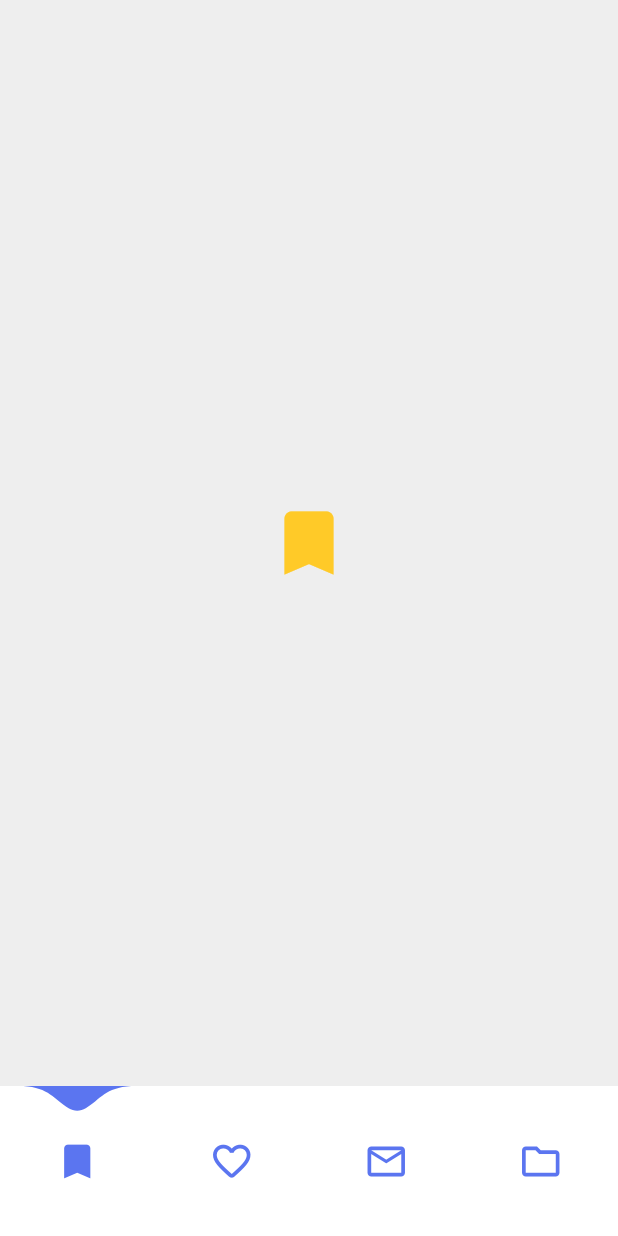
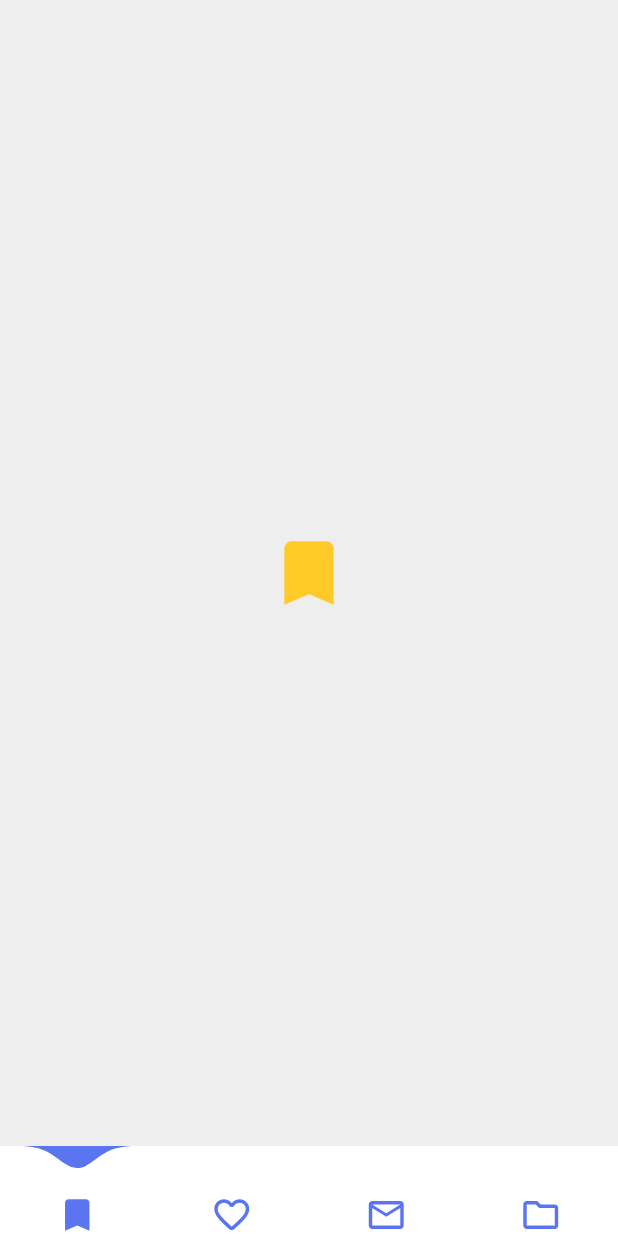
Before and after one commit to watery-desert/water_drop_nav_bar, a Flutter app: the screen it shows after launch, on a phone screen of 412 x 824 dp. Run offline on Flutter 3.47's test engine with Material 2 defaults, Android fonts, the phone set to English and light mode, and no system bars.

Commit message:
fix height issue & and added test

```diff
--- a/example/lib/main.dart
+++ b/example/lib/main.dart
@@ -1,4 +1,5 @@
 import 'package:flutter/material.dart';
+import 'package:flutter/services.dart';
 import 'package:water_drop_nav_bar/water_drop_nav_bar.dart';
 
 void main() {
@@ -9,7 +10,7 @@ class MyApp extends StatelessWidget {
   @override
   Widget build(BuildContext context) {
     return MaterialApp(
-      debugShowCheckedModeBanner: false,
+      // debugShowCheckedModeBanner: false,
       title: 'Flutter Demo',
       theme: ThemeData(
           primarySwatch: Colors.blue,
@@ -36,7 +37,13 @@ class _MyHomePageState extends State<MyHomePage> {
 
   @override
   Widget build(BuildContext context) {
-    return Scaffold(
+    /// [AnnotatedRegion<SystemUiOverlayStyle>] is only for android
+
+    return AnnotatedRegion<SystemUiOverlayStyle>(
+      value: SystemUiOverlayStyle(
+          systemNavigationBarColor: Colors.white,
+          systemNavigationBarIconBrightness: Brightness.dark),
+      child: Scaffold(
         body: PageView(
           physics: NeverScrollableScrollPhysics(),
           controller: pageController,
@@ -76,8 +83,9 @@ class _MyHomePageState extends State<MyHomePage> {
           ],
         ),
         bottomNavigationBar: WaterDropNavBar(
+          // bottomPadding: 8.0, for android maybe, test by yourself what is suitable
           backgroundColor: Colors.white,
-        onButtonPressed: (index) {
+          onItemSelected: (index) {
             setState(() {
               selectedIndex = index;
             });
@@ -104,9 +112,7 @@ class _MyHomePageState extends State<MyHomePage> {
             ),
           ],
         ),
+      ),
     );
   }
 }
-
-// icon size:24 for fontAwesomeIcons
-// icons size: 30 for MaterialIcons
--- a/lib/src/build_icon_button.dart
+++ b/lib/src/build_icon_button.dart
@@ -13,6 +13,8 @@ class BuildIconButton extends StatelessWidget {
   final double iconSize;
   final Color inactiveColor;
   final Color barColor;
+  final double bottomPadding;
+  final double barHeight;
 
   double _bottomIconScale() => seletedIndex == index
       ? Tween<double>(begin: 1.0, end: 0.7)
@@ -38,7 +40,7 @@ class BuildIconButton extends StatelessWidget {
       .animate(
         CurvedAnimation(
           parent: controller,
-          curve: Interval(0.55, 1.0),
+          curve: Interval(0.60, 1.0),
         ),
       )
       .value;
@@ -54,22 +56,26 @@ class BuildIconButton extends StatelessWidget {
       required this.iconSize,
       required this.inactiveColor,
       required this.barColor,
+      required this.bottomPadding,
+      required this.barHeight,
       Key? key})
       : super(key: key);
 
   @override
   Widget build(BuildContext context) {
-    final deviceWidth = MediaQuery.of(context).size.width;
+    final mediaQueryData = MediaQuery.of(context);
+    final deviceWidth = mediaQueryData.size.width;
     final maxElementWidth = deviceWidth / 4;
     return GestureDetector(
       onTap: onPressed,
       child: Container(
         width: maxElementWidth,
-        height: 100,
+        height: barHeight,
         color: barColor,
+        padding: EdgeInsets.only(bottom: bottomPadding),
         child: Stack(
-          fit: StackFit.expand,
-          alignment: Alignment.center,
+          // fit: StackFit.expand,
+          alignment: Alignment.bottomCenter,
           children: [
             Transform.scale(
               scale: _bottomIconScale(),
--- a/lib/src/build_nav_bar.dart
+++ b/lib/src/build_nav_bar.dart
@@ -10,20 +10,22 @@ class BuildNavBar extends StatefulWidget {
   final int selectedIndex;
   final List<BarItem> itmes;
   final Color backgroundColor;
-  final OnButtonPressCallback onButtonPressed;
+  final OnButtonPressCallback onItemSelected;
   final Color dropColor;
   final double iconSize;
   final Color inactiveIconColor;
+  final double? bottomPadding;
 
   const BuildNavBar({
     Key? key,
     required this.itmes,
     required this.backgroundColor,
     required this.selectedIndex,
-    required this.onButtonPressed,
+    required this.onItemSelected,
     required this.dropColor,
     required this.iconSize,
     required this.inactiveIconColor,
+    required this.bottomPadding,
   }) : super(key: key);
 
   @override
@@ -32,7 +34,6 @@ class BuildNavBar extends StatefulWidget {
 
 class _BuildNavBarState extends State<BuildNavBar>
     with TickerProviderStateMixin {
-  // int selectedIndex = 0;
   int _previousIndex = 0;
 
   late AnimationController _controller;
@@ -42,6 +43,7 @@ class _BuildNavBarState extends State<BuildNavBar>
     super.initState();
     _controller = AnimationController(
       vsync: this,
+      //milliseconds: 800
       duration: const Duration(milliseconds: 800),
     )..forward(from: 0.0);
   }
@@ -52,7 +54,7 @@ class _BuildNavBarState extends State<BuildNavBar>
     if (selectedIndex == index || _controller.isAnimating) {
       return;
     } else {
-      widget.onButtonPressed(index);
+      widget.onItemSelected(index);
       _controller.forward(from: 0.0);
       _controller.addStatusListener((status) {
         if (status == AnimationStatus.completed) {
@@ -72,22 +74,27 @@ class _BuildNavBarState extends State<BuildNavBar>
     final items = widget.itmes;
     final iconSize = widget.iconSize;
     final inactiveIconColor = widget.inactiveIconColor;
+    final bottomPadding =
+        widget.bottomPadding ?? MediaQuery.of(context).padding.bottom;
+    final barHeight = 60 + bottomPadding;
     return Container(
-      height: 100,
+      height: barHeight,
       color: backgroundColor,
       child: Stack(
         children: [
-          AnimatedBuilder(
-            animation: _controller,
-            builder: (_, __) => Align(
-              alignment: Alignment.center,
-              child: Row(
+          Align(
+            alignment: Alignment.bottomCenter,
+            child: AnimatedBuilder(
+              animation: _controller,
+              builder: (_, __) => Row(
                 mainAxisAlignment: MainAxisAlignment.spaceAround,
-                crossAxisAlignment: CrossAxisAlignment.center,
+                // crossAxisAlignment: CrossAxisAlignment.end,
                 children: items.map(
                   (barItem) {
                     final index = items.indexOf(barItem);
                     return BuildIconButton(
+                      bottomPadding: bottomPadding,
+                      barHeight: barHeight,
                       barColor: backgroundColor,
                       inactiveColor: inactiveIconColor,
                       color: dropColor,
--- a/lib/src/build_running_drop.dart
+++ b/lib/src/build_running_drop.dart
@@ -50,7 +50,7 @@ class BuildRunningDrop extends StatelessWidget {
                         ),
                       )
                       .value,
-                  height: Tween<double>(begin: 18, end: 24)
+                  height: Tween<double>(begin: 16, end: 24)
                       .animate(
                         CurvedAnimation(
                           parent: controller,
@@ -73,7 +73,7 @@ class BuildRunningDrop extends StatelessWidget {
                         ),
                       )
                       .value,
-                  height: Tween<double>(begin: 24, end: 18)
+                  height: Tween<double>(begin: 24, end: 16)
                       .animate(
                         CurvedAnimation(
                           parent: controller,
@@ -84,10 +84,11 @@ class BuildRunningDrop extends StatelessWidget {
                 ),
               ),
               Transform.translate(
-                offset: Tween<Offset>(begin: Offset(0, 6.6), end: Offset(0, 46))
+                offset: Tween<Offset>(begin: Offset(0, 5.0), end: Offset(0, 40))
                     .animate(CurvedAnimation(
                       parent: controller,
-                      curve: Interval(0.45, 0.70),
+                      // 46
+                      curve: Interval(0.40, 0.70),
                     ))
                     .value,
                 child: Container(
@@ -95,6 +96,7 @@ class BuildRunningDrop extends StatelessWidget {
                   height: 10.0,
                   decoration: BoxDecoration(
                     color: controller.value > 0.65 ? Colors.transparent : color,
+                    // color: Colors.amber,
                     shape: BoxShape.circle,
                   ),
                 ),
--- a/lib/water_drop_nav_bar.dart
+++ b/lib/water_drop_nav_bar.dart
@@ -11,7 +11,7 @@ class WaterDropNavBar extends StatelessWidget {
   final Color backgroundColor;
 
   /// Callback When individual barItem is pressed.
-  final OnButtonPressCallback onButtonPressed;
+  final OnButtonPressCallback onItemSelected;
 
   /// Current selected index of the bar item.
   final int selectedIndex;
@@ -28,13 +28,18 @@ class WaterDropNavBar extends StatelessWidget {
   /// Each active & inactive icon size, default value is 30 don't make it too big or small.
   final double iconSize;
 
+  /// Bottom padding of the bar. If nothing is provided the it will use
+  /// [MediaQuery.of(context).padding.bottom] value.
+  final double? bottomPadding;
+
   const WaterDropNavBar({
     required this.barItems,
     required this.selectedIndex,
-    required this.onButtonPressed,
+    required this.onItemSelected,
+    this.bottomPadding,
     this.backgroundColor = Colors.white,
     this.waterDropColor = const Color(0xFF5B75F0),
-    this.iconSize = 30,
+    this.iconSize = 28,
     Color? inactiveIconColor,
     Key? key,
   })  : inactiveIconColor = inactiveIconColor ?? waterDropColor,
@@ -48,10 +53,11 @@ class WaterDropNavBar extends StatelessWidget {
       itmes: barItems,
       backgroundColor: backgroundColor,
       selectedIndex: selectedIndex,
-      onButtonPressed: onButtonPressed,
+      onItemSelected: onItemSelected,
       dropColor: waterDropColor,
       iconSize: iconSize,
       inactiveIconColor: inactiveIconColor,
+      bottomPadding: bottomPadding,
     );
   }
 }
--- a/pubspec.yaml
+++ b/pubspec.yaml
@@ -1,6 +1,6 @@
 name: water_drop_nav_bar
-description: Bottom navigation bar. It has unique water drop effect. Indicates with filled icon.
-version: 1.0.1
+description: Bottom navigation bar, it has unique water drop effect. When water droplet falls it marks seleted item.
+version: 2.0.0
 repository: https://github.com/watery-desert/water_drop_nav_bar
 
 environment:
```
Also changed, not shown: 3 other files. Lines whose indentation alone changed are shown as unchanged.
